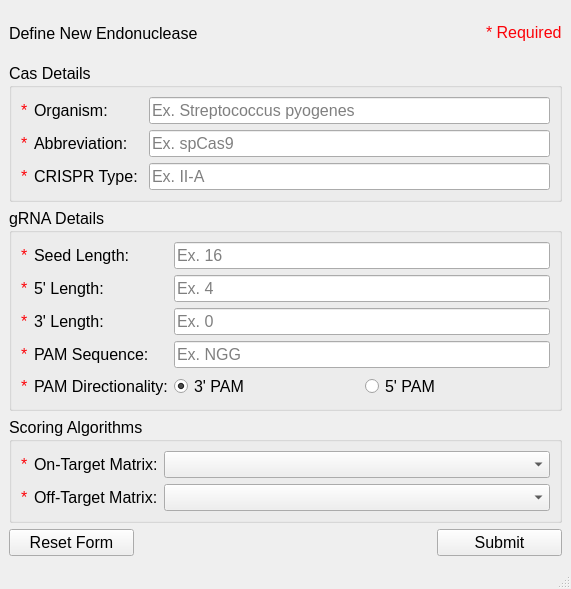
This is src/ui/new_endonuclease_window.ui in TrinhLab/CASPERapp as Qt 5 draws it before an edit. The edited form follows.
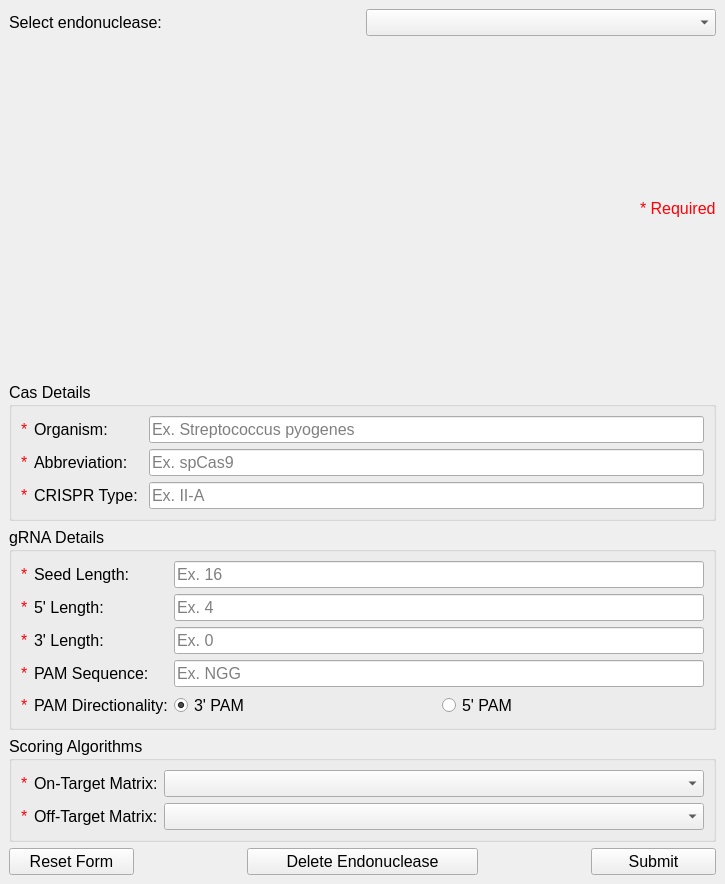
This is the edited form.

Commit message: Consolidated New Endonuclease, NCBI, (partially) View Targets & Bug Fixes

Diff of the .ui file:
```diff
--- a/src/ui/new_endonuclease_window.ui
+++ b/src/ui/new_endonuclease_window.ui
@@ -6,8 +6,8 @@
    <rect>
     <x>0</x>
     <y>0</y>
-    <width>571</width>
-    <height>589</height>
+    <width>725</width>
+    <height>884</height>
    </rect>
   </property>
   <property name="font">
@@ -20,24 +20,6 @@
   </property>
   <widget class="QWidget" name="centralwidget">
    <layout class="QGridLayout" name="gridLayout_2">
-    <item row="5" column="0">
-     <layout class="QHBoxLayout" name="horizontalLayout">
-      <item>
-       <widget class="QLabel" name="label">
-        <property name="text">
-         <string>Define New Endonuclease</string>
-        </property>
-       </widget>
-      </item>
-      <item alignment="Qt::AlignRight">
-       <widget class="QLabel" name="lblRequired">
-        <property name="text">
-         <string>&lt;html&gt;&lt;head/&gt;&lt;body&gt;&lt;p&gt;&lt;span style=&quot; color:#fc0107;&quot;&gt;* Required&lt;/span&gt;&lt;/p&gt;&lt;/body&gt;&lt;/html&gt;</string>
-        </property>
-       </widget>
-      </item>
-     </layout>
-    </item>
     <item row="11" column="0">
      <layout class="QHBoxLayout" name="boxlayhbotButtons">
       <property name="sizeConstraint">
@@ -62,6 +44,13 @@
         </property>
        </widget>
       </item>
+      <item>
+       <widget class="QPushButton" name="pbtnDelete">
+        <property name="text">
+         <string>Delete Endonuclease</string>
+        </property>
+       </widget>
+      </item>
       <item alignment="Qt::AlignRight">
        <widget class="QPushButton" name="pbtnSubmit">
         <property name="sizePolicy">
@@ -83,6 +72,20 @@
       </item>
      </layout>
     </item>
+    <item row="5" column="0">
+     <layout class="QHBoxLayout" name="horizontalLayout">
+      <item>
+       <widget class="QLabel" name="lblSelectEndonuclease">
+        <property name="text">
+         <string>Select endonuclease:</string>
+        </property>
+       </widget>
+      </item>
+      <item>
+       <widget class="QComboBox" name="cmbSelectEndonuclease"/>
+      </item>
+     </layout>
+    </item>
     <item row="10" column="0">
      <layout class="QGridLayout" name="gridLayout">
       <item row="0" column="0">
@@ -93,7 +96,7 @@
            <string>Cas Details</string>
           </property>
           <layout class="QGridLayout" name="gridLayout_9">
-           <item row="2" column="0">
+           <item row="3" column="0">
             <layout class="QGridLayout" name="gridLayout_8">
              <item row="0" column="0">
               <layout class="QGridLayout" name="gridLayout_6">
@@ -456,9 +459,41 @@
       </item>
      </layout>
     </item>
+    <item row="6" column="0">
+     <layout class="QHBoxLayout" name="horizontalLayout_2">
+      <property name="spacing">
+       <number>-1</number>
+      </property>
+      <property name="sizeConstraint">
+       <enum>QLayout::SetDefaultConstraint</enum>
+      </property>
+      <property name="bottomMargin">
+       <number>0</number>
+      </property>
+      <item>
+       <spacer name="horizontalSpacer">
+        <property name="orientation">
+         <enum>Qt::Horizontal</enum>
+        </property>
+        <property name="sizeHint" stdset="0">
+         <size>
+          <width>40</width>
+          <height>20</height>
+         </size>
+        </property>
+       </spacer>
+      </item>
+      <item>
+       <widget class="QLabel" name="lblRequired">
+        <property name="text">
+         <string>&lt;html&gt;&lt;head/&gt;&lt;body&gt;&lt;p&gt;&lt;span style=&quot; color:#fc0107;&quot;&gt;* Required&lt;/span&gt;&lt;/p&gt;&lt;/body&gt;&lt;/html&gt;</string>
+        </property>
+       </widget>
+      </item>
+     </layout>
+    </item>
    </layout>
   </widget>
-  <widget class="QStatusBar" name="statusbar"/>
  </widget>
  <tabstops>
   <tabstop>ledOrganism</tabstop>
```
Left out of the diff: 8 changed lines with no effect on the pictures. The commit also changes 38 other files.
